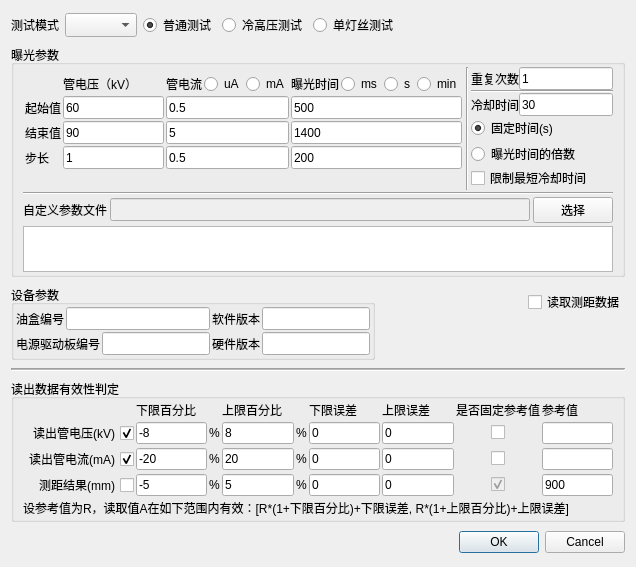
Qt form test_param_settings.ui (curious-heart/X-exposer-tool) before a commit.
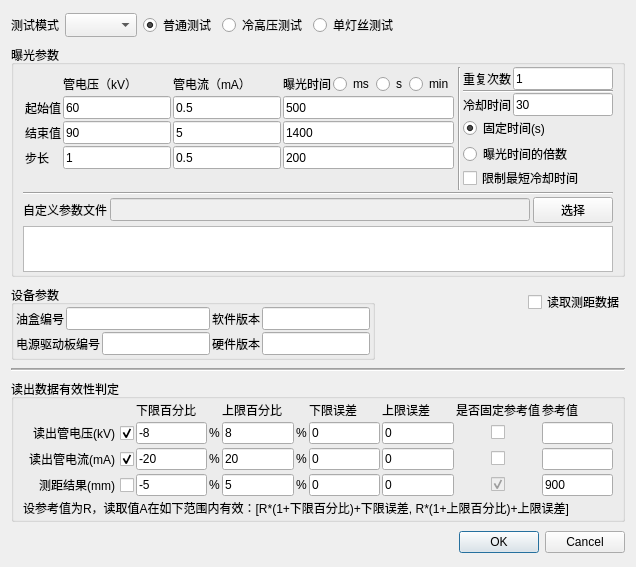
The same form after that commit.

Commit message: Finish the ui/file <-> sw <-> mb_intf cube-current and expo-dura unit transfer. Not completely test yet, and some error report msg may still not modified.

```diff
--- a/test_param_settings.ui
+++ b/test_param_settings.ui
@@ -359,24 +359,7 @@
               <item>
                <widget class="QLabel" name="cubeCurrentLbl">
                 <property name="text">
-                 <string>管电流</string>
-                </property>
-               </widget>
-              </item>
-              <item>
-               <widget class="QRadioButton" name="cubeCurrentUnituARButton">
-                <property name="text">
-                 <string>uA</string>
-                </property>
-                <property name="checked">
-                 <bool>true</bool>
-                </property>
-               </widget>
-              </item>
-              <item>
-               <widget class="QRadioButton" name="cubeCurrentUnitmARButton">
-                <property name="text">
-                 <string>mA</string>
+                 <string>管电流（mA）</string>
                 </property>
                </widget>
               </item>
```
The commit also changes 9 other files.
